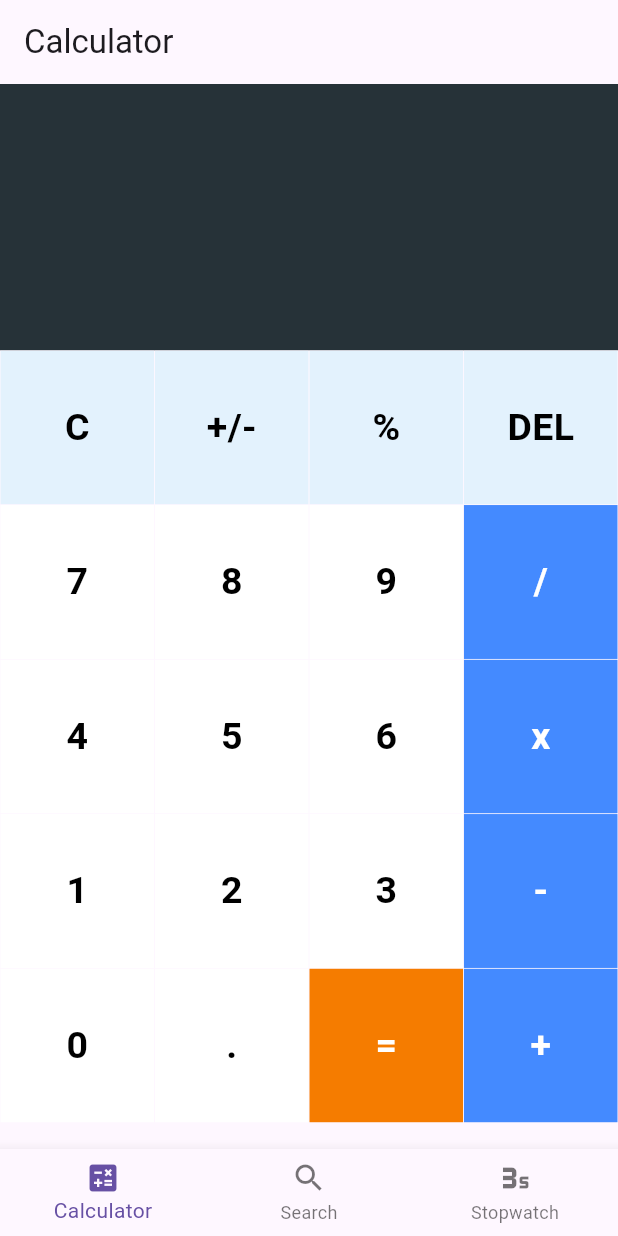
After one commit to naxrel/mobilemodul4, a Flutter app: the MainPage screen opened directly, on a phone screen of 412 x 824 dp. The commit adds this screen. Run offline on Flutter 3.47's test engine with Material 3 defaults, Android fonts, the phone set to English and light mode, and no system bars; our stand-ins replace math_expressions.

Commit message:
calculator e masih ada  yg salah iki mbuh gtw knapa kelarin

```diff
--- /dev/null
+++ b/lib/screens/calculator_screen.dart
@@ -0,0 +1,200 @@
+import 'package:flutter/material.dart';
+import 'package:math_expressions/math_expressions.dart';
+import 'package:tugas_modul4/widgets/button_calc.dart';
+
+class CalculatorScreen extends StatelessWidget {
+  const CalculatorScreen({super.key});
+
+  @override
+  Widget build(BuildContext context) {
+    return const Scaffold(
+      body: CalculatorView(),
+    );
+  }
+}
+
+class CalculatorView extends StatefulWidget {
+  const CalculatorView({super.key});
+
+  @override
+  State<CalculatorView> createState() => _CalculatorViewState();
+}
+
+class _CalculatorViewState extends State<CalculatorView> {
+  var userInput = '';
+  var answer = '';
+
+  final List<String> buttons = const [
+    'C',
+    '+/-',
+    '%',
+    'DEL',
+    '7',
+    '8',
+    '9',
+    '/',
+    '4',
+    '5',
+    '6',
+    'x',
+    '1',
+    '2',
+    '3',
+    '-',
+    '0',
+    '.',
+    '=',
+    '+',
+  ];
+
+  @override
+  Widget build(BuildContext context) {
+    return Column(
+      children: <Widget>[
+        Expanded(
+          child: Container(
+            color: Colors.blueGrey[900],
+            child: Column(
+              mainAxisAlignment: MainAxisAlignment.spaceEvenly,
+              children: <Widget>[
+                Container(
+                  padding: const EdgeInsets.all(20),
+                  alignment: Alignment.centerRight,
+                  child: Text(
+                    userInput,
+                    style: const TextStyle(fontSize: 18, color: Colors.white),
+                  ),
+                ),
+                Container(
+                  padding: const EdgeInsets.all(15),
+                  alignment: Alignment.centerRight,
+                  child: Text(
+                    answer,
+                    style: const TextStyle(
+                      fontSize: 30,
+                      color: Colors.white,
+                      fontWeight: FontWeight.bold,
+                    ),
+                  ),
+                ),
+              ],
+            ),
+          ),
+        ),
+        Expanded(
+          flex: 3,
+          child: GridView.builder(
+            physics: const NeverScrollableScrollPhysics(),
+            itemCount: buttons.length,
+            gridDelegate: const SliverGridDelegateWithFixedCrossAxisCount(
+              crossAxisCount: 4,
+            ),
+            itemBuilder: (BuildContext context, int index) {
+              // Clear Button
+              if (index == 0) {
+                return MyButton(
+                  buttontapped: () {
+                    setState(() {
+                      userInput = '';
+                      answer = '0';
+                    });
+                  },
+                  buttonText: buttons[index],
+                  color: Colors.blue[50],
+                  textColor: Colors.black,
+                );
+              }
+
+              // +/- button
+              else if (index == 1) {
+                return MyButton(
+                  buttonText: buttons[index],
+                  color: Colors.blue[50],
+                  textColor: Colors.black,
+                );
+              }
+
+              // % Button
+              else if (index == 2) {
+                return MyButton(
+                  buttontapped: () {
+                    setState(() {
+                      userInput += buttons[index];
+                    });
+                  },
+                  buttonText: buttons[index],
+                  color: Colors.blue[50],
+                  textColor: Colors.black,
+                );
+              }
+
+              // Delete Button
+              else if (index == 3) {
+                return MyButton(
+                  buttontapped: () {
+                    setState(() {
+                      userInput = userInput.substring(0, userInput.length - 1);
+                    });
+                  },
+                  buttonText: buttons[index],
+                  color: Colors.blue[50],
+                  textColor: Colors.black,
+                );
+              }
+
+              // Equal Button
+              else if (index == 18) {
+                return MyButton(
+                  buttontapped: () {
+                    setState(() {
+                      equalPressed();
+                    });
+                  },
+                  buttonText: buttons[index],
+                  color: Colors.orange[700],
+                  textColor: Colors.white,
+                );
+              }
+
+              // Other buttons
+              else {
+                return MyButton(
+                  buttontapped: () {
+                    setState(() {
+                      userInput += buttons[index];
+                    });
+                  },
+                  buttonText: buttons[index],
+                  color: isOperator(buttons[index])
+                      ? Colors.blueAccent
+                      : Colors.white,
+                  textColor: isOperator(buttons[index])
+                      ? Colors.white
+                      : Colors.black,
+                );
+              }
+            },
+          ),
+        ),
+      ],
+    );
+  }
+
+  bool isOperator(String x) {
+    if (x == '/' || x == 'x' || x == '-' || x == '+' || x == '=') {
+      return true;
+    }
+    return false;
+  }
+
+  void equalPressed() {
+    String finaluserinput = userInput;
+    finaluserinput = userInput.replaceAll('x', '*');
+
+    Parser p = Parser();
+    Expression exp = p.parse(finaluserinput);
+    ContextModel cm = ContextModel();
+    double eval = exp.evaluate(EvaluationType.REAL, cm);
+    answer = eval.toString();
+  }
+}
--- a/lib/screens/main_page.dart
+++ b/lib/screens/main_page.dart
@@ -0,0 +1,58 @@
+import 'package:flutter/material.dart';
+import 'package:tugas_modul4/screens/calculator_screen.dart';
+
+class MainPage extends StatefulWidget {
+  const MainPage({super.key});
+
+  @override
+  State<MainPage> createState() => _MainPageState();
+}
+
+class _MainPageState extends State<MainPage> {
+  int _selectedIndex = 0;
+
+  final List<String> _titles = ['Calculator', 'Search', 'Stopwatch'];
+
+  final List<Widget> _pages = const [
+    CalculatorView(),
+    Center(
+      child: Text(
+        'Halaman Search',
+        style: TextStyle(fontSize: 24, fontWeight: FontWeight.bold),
+      ),
+    ),
+    Center(
+      child: Text(
+        'Halaman Stopwatch',
+        style: TextStyle(fontSize: 24, fontWeight: FontWeight.bold),
+      ),
+    ),
+  ];
+
+  @override
+  Widget build(BuildContext context) {
+    return Scaffold(
+      appBar: AppBar(title: Text(_titles[_selectedIndex])),
+      body: _pages[_selectedIndex],
+      bottomNavigationBar: BottomNavigationBar(
+        currentIndex: _selectedIndex,
+        onTap: (index) {
+          setState(() {
+            _selectedIndex = index;
+          });
+        },
+        items: const [
+          BottomNavigationBarItem(
+            icon: Icon(Icons.calculate),
+            label: 'Calculator',
+          ),
+          BottomNavigationBarItem(icon: Icon(Icons.search), label: 'Search'),
+          BottomNavigationBarItem(
+            icon: Icon(Icons.timer_3_select),
+            label: 'Stopwatch',
+          ),
+        ],
+      ),
+    );
+  }
+}
--- /dev/null
+++ b/lib/widgets/button_calc.dart
@@ -0,0 +1,43 @@
+import 'package:flutter/material.dart';
+
+// creating Stateless Widget for buttons
+class MyButton extends StatelessWidget {
+  final Color? color;
+  final Color? textColor;
+  final String buttonText;
+  final VoidCallback? buttontapped;
+
+  //Constructor
+  const MyButton({
+    super.key,
+    this.color,
+    this.textColor,
+    required this.buttonText,
+    this.buttontapped,
+  });
+
+  @override
+  Widget build(BuildContext context) {
+    return GestureDetector(
+      onTap: buttontapped,
+      child: Padding(
+        padding: const EdgeInsets.all(0.2),
+        child: ClipRRect(
+          child: Container(
+            color: color,
+            child: Center(
+              child: Text(
+                buttonText,
+                style: TextStyle(
+                  color: textColor,
+                  fontSize: 25,
+                  fontWeight: FontWeight.bold,
+                ),
+              ),
+            ),
+          ),
+        ),
+      ),
+    );
+  }
+}
--- a/pubspec.yaml
+++ b/pubspec.yaml
@@ -9,6 +9,7 @@ environment:
 dependencies:
   flutter:
     sdk: flutter
+  math_expressions: ^3.1.0
 
 dev_dependencies:
   flutter_test:
```
Also changed, not shown: lib/models/user.dart (added, +35 -0 lines), lib/screens/login_screen.dart (+15 -5 lines), pubspec.lock.
